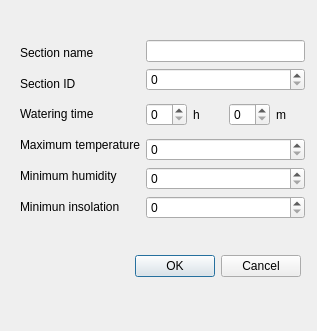
JakubAleksander/GreenhouseSystem, file GreenhouseApp/src/SectionWidget/sectionsettings.ui: the form before one commit.
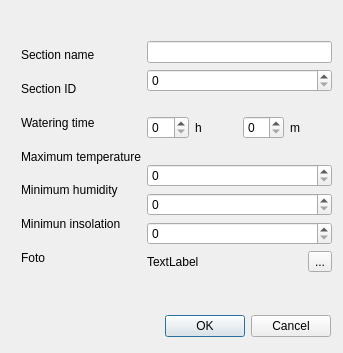
The form after the commit.

Commit message: add foto chooser

```diff
--- a/GreenhouseApp/src/SectionWidget/sectionsettings.ui
+++ b/GreenhouseApp/src/SectionWidget/sectionsettings.ui
@@ -6,8 +6,8 @@
    <rect>
     <x>0</x>
     <y>0</y>
-    <width>317</width>
-    <height>331</height>
+    <width>343</width>
+    <height>353</height>
    </rect>
   </property>
   <property name="windowTitle">
@@ -16,8 +16,8 @@
   <widget class="QDialogButtonBox" name="buttonBox">
    <property name="geometry">
     <rect>
-     <x>100</x>
-     <y>250</y>
+     <x>130</x>
+     <y>310</y>
      <width>201</width>
      <height>32</height>
     </rect>
@@ -29,16 +29,16 @@
     <set>QDialogButtonBox::Cancel|QDialogButtonBox::Ok</set>
    </property>
   </widget>
-  <widget class="QWidget" name="layoutWidget">
+  <widget class="QWidget" name="">
    <property name="geometry">
     <rect>
-     <x>20</x>
-     <y>40</y>
-     <width>285</width>
-     <height>179</height>
+     <x>21</x>
+     <y>41</y>
+     <width>311</width>
+     <height>231</height>
     </rect>
    </property>
-   <layout class="QHBoxLayout" name="horizontalLayout_2">
+   <layout class="QHBoxLayout" name="horizontalLayout_3">
     <item>
      <layout class="QVBoxLayout" name="verticalLayout">
       <item>
@@ -83,6 +83,13 @@
         </property>
        </widget>
       </item>
+      <item>
+       <widget class="QLabel" name="label_9">
+        <property name="text">
+         <string>Foto</string>
+        </property>
+       </widget>
+      </item>
      </layout>
     </item>
     <item>
@@ -146,6 +153,24 @@
         </property>
        </widget>
       </item>
+      <item>
+       <layout class="QHBoxLayout" name="horizontalLayout_2">
+        <item>
+         <widget class="QLabel" name="lbl_fotoPath">
+          <property name="text">
+           <string>TextLabel</string>
+          </property>
+         </widget>
+        </item>
+        <item>
+         <widget class="QToolButton" name="toolButton">
+          <property name="text">
+           <string>...</string>
+          </property>
+         </widget>
+        </item>
+       </layout>
+      </item>
      </layout>
     </item>
    </layout>
```
The commit also changes 7 other files.
